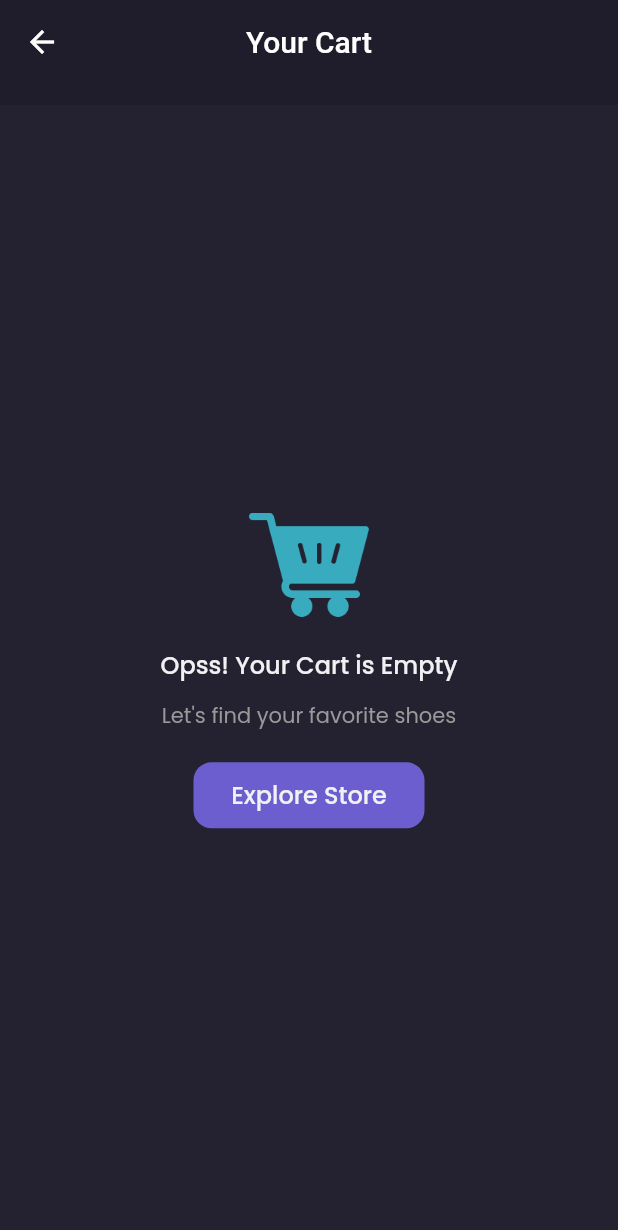
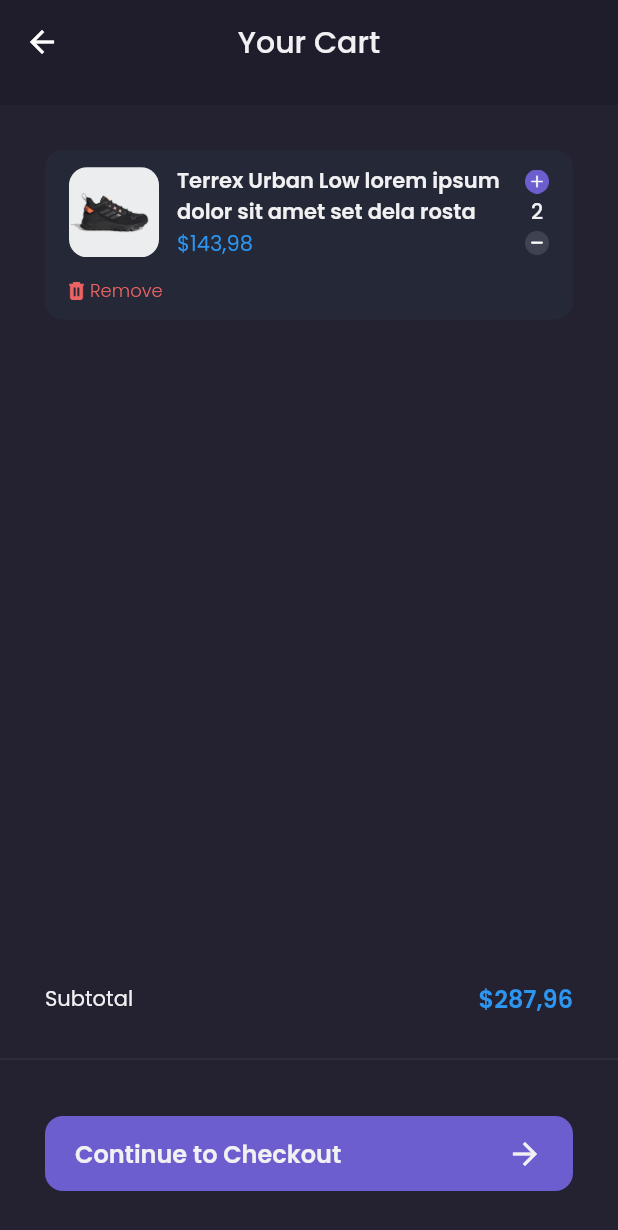
Before and after one commit to rydwan10/fullstack-laravel-flutter-e-commerce, a Flutter app: the CartPage screen opened by its route, on a phone screen of 412 x 824 dp. Shown: the top 1230 px of the screen. Run offline on Flutter 3.47's test engine with Material 2 defaults, Android fonts, the phone set to English and light mode, and no system bars; our stand-ins replace carousel_slider, google_fonts.

Commit message:
Finish Cart Page and Checkout Summmary Page

```diff
--- a/shamo/lib/main.dart
+++ b/shamo/lib/main.dart
@@ -1,5 +1,6 @@
 import "package:flutter/material.dart";
 import 'package:shamo/pages/cart_page.dart';
+import 'package:shamo/pages/checkout_page.dart';
 import 'package:shamo/pages/detail_chat_page.dart';
 import 'package:shamo/pages/edit_profle_page.dart';
 import 'package:shamo/pages/home/main_page.dart';
@@ -26,6 +27,7 @@ class MyApp extends StatelessWidget {
         '/edit-profile': (context) => const EditProfilePage(),
         '/product': (context) => ProductPage(),
         '/cart': (context) => CartPage(),
+        '/checkout': (context) => CheckoutPage(),
       },
     );
   }
--- a/shamo/lib/pages/cart_page.dart
+++ b/shamo/lib/pages/cart_page.dart
@@ -1,16 +1,19 @@
 import 'package:flutter/material.dart';
 import 'package:shamo/theme.dart';
+import 'package:shamo/widgets/cart_card.dart';
 
 class CartPage extends StatelessWidget {
   CartPage({Key? key}) : super(key: key);
-
 
   @override
   Widget build(BuildContext context) {
     Widget header() {
       return AppBar(
         backgroundColor: backgroundColor1,
-        title: Text("Your Cart"),
+        title: Text(
+          "Your Cart",
+          style: primaryTextStyle,
+        ),
         centerTitle: true,
         elevation: 0,
       );
@@ -18,9 +21,7 @@ class CartPage extends StatelessWidget {
 
     Widget emptyCart() {
       return Center(
-        child: Column(
-          mainAxisAlignment: MainAxisAlignment.center,
-          children: [
+        child: Column(mainAxisAlignment: MainAxisAlignment.center, children: [
           Image.asset(
             "assets/icon_empty_cart.png",
             width: 80,
@@ -30,10 +31,7 @@ class CartPage extends StatelessWidget {
           ),
           Text(
             "Opss! Your Cart is Empty",
-              style: primaryTextStyle.copyWith(
-                fontSize: 16,
-                fontWeight: medium
-              ),
+            style: primaryTextStyle.copyWith(fontSize: 16, fontWeight: medium),
           ),
           const SizedBox(
             height: 12,
@@ -48,7 +46,8 @@ class CartPage extends StatelessWidget {
             margin: const EdgeInsets.only(top: 20),
             child: TextButton(
               onPressed: () {
-                  Navigator.pushNamedAndRemoveUntil(context, "/home", (route) => false);
+                Navigator.pushNamedAndRemoveUntil(
+                    context, "/home", (route) => false);
               },
               child: Text(
                 "Explore Store",
@@ -60,12 +59,99 @@ class CartPage extends StatelessWidget {
               style: TextButton.styleFrom(
                 backgroundColor: primaryColor,
                 shape: RoundedRectangleBorder(
-                    borderRadius: BorderRadius.circular(12,),
+                  borderRadius: BorderRadius.circular(
+                    12,
                   ),
                 ),
               ),
             ),
-          ]
+          ),
+        ]),
+      );
+    }
+
+    Widget content() {
+      return ListView(
+        padding: EdgeInsets.symmetric(
+          horizontal: defaultMargin,
+        ),
+        children: [
+          CartCard(),
+        ],
+      );
+    }
+
+    Widget customBottomNav() {
+      return Container(
+        height: 170,
+        child: Column(
+          children: [
+            Container(
+              margin: EdgeInsets.symmetric(
+                horizontal: defaultMargin,
+              ),
+              child: Row(
+                crossAxisAlignment: CrossAxisAlignment.center,
+                mainAxisAlignment: MainAxisAlignment.spaceBetween,
+                children: [
+                  Text("Subtotal", style: primaryTextStyle),
+                  Text(
+                    "\$287,96",
+                    style: priceTextStyle.copyWith(
+                      fontWeight: semibold,
+                      fontSize: 16,
+                    ),
+                  ),
+                ],
+              ),
+            ),
+            const SizedBox(
+              height: 20,
+            ),
+            Divider(
+              thickness: 0.3,
+              color: subtitleColor,
+            ),
+            const SizedBox(
+              height: 30,
+            ),
+            Container(
+              margin: EdgeInsets.symmetric(
+                horizontal: defaultMargin,
+              ),
+              height: 50,
+              child: TextButton(
+                onPressed: () {
+                  Navigator.pushNamed(context, "/checkout");
+                },
+                child: Row(
+                  mainAxisAlignment: MainAxisAlignment.spaceBetween,
+                  children: [
+                    Text(
+                      "Continue to Checkout",
+                      style: primaryTextStyle.copyWith(
+                        fontSize: 16,
+                        fontWeight: semibold,
+                      ),
+                    ),
+                    Icon(
+                      Icons.arrow_forward,
+                      color: primaryTextColor,
+                    ),
+                  ],
+                ),
+                style: TextButton.styleFrom(
+                  padding: const EdgeInsets.symmetric(
+                    horizontal: 20,
+                  ),
+                  shape: RoundedRectangleBorder(
+                    borderRadius: BorderRadius.circular(12),
+                  ),
+                  backgroundColor: primaryColor,
+                ),
+              ),
+            )
+          ],
         ),
       );
     }
@@ -76,7 +162,8 @@ class CartPage extends StatelessWidget {
         preferredSize: const Size.fromHeight(70),
         child: header(),
       ),
-      body: emptyCart(),
+      body: content(),
+      bottomNavigationBar: customBottomNav(),
     );
   }
 }
--- a/shamo/lib/pages/product_page.dart
+++ b/shamo/lib/pages/product_page.dart
@@ -34,7 +34,7 @@ class _ProductPageState extends State<ProductPage> {
 
   @override
   Widget build(BuildContext context) {
-    Future<void> showSuccessDialg() async {
+    Future<void> showSuccessDialog() async {
       return showDialog(
         context: context,
         builder: (BuildContext context) => Container(
@@ -406,7 +406,7 @@ class _ProductPageState extends State<ProductPage> {
                       height: 54,
                       child: TextButton(
                         onPressed: () {
-                          showSuccessDialg();
+                          showSuccessDialog();
                         },
                         style: TextButton.styleFrom(
                           shape: RoundedRectangleBorder(
--- a/shamo/lib/theme.dart
+++ b/shamo/lib/theme.dart
@@ -32,6 +32,8 @@ TextStyle purpleTextStyle = GoogleFonts.poppins(color: primaryColor);
 
 TextStyle blackTextStyle = GoogleFonts.poppins(color: blackColor);
 
+TextStyle alertTextStyle = GoogleFonts.poppins(color: alertColor);
+
 FontWeight light = FontWeight.w300;
 FontWeight regular = FontWeight.w400;
 FontWeight medium = FontWeight.w500;
--- /dev/null
+++ b/shamo/lib/widgets/cart_card.dart
@@ -0,0 +1,110 @@
+import 'package:flutter/material.dart';
+import 'package:shamo/theme.dart';
+
+class CartCard extends StatelessWidget {
+  CartCard({Key? key}) : super(key: key);
+
+  @override
+  Widget build(BuildContext context) {
+    return Container(
+      margin: EdgeInsets.only(
+        top: defaultMargin,
+      ),
+      padding: const EdgeInsets.symmetric(
+        horizontal: 16,
+        vertical: 10,
+      ),
+      decoration: BoxDecoration(
+        color: backgroundColor4,
+        borderRadius: BorderRadius.circular(12),
+      ),
+      child: Column(
+        children: [
+          Row(
+            children: [
+              Container(
+                width: 60,
+                height: 60,
+                decoration: BoxDecoration(
+                  borderRadius: BorderRadius.circular(12),
+                  image: const DecorationImage(
+                    image: AssetImage("assets/image_shoes.png"),
+                    fit: BoxFit.fill,
+                  ),
+                ),
+              ),
+              const SizedBox(
+                width: 12,
+              ),
+              Expanded(
+                child: Column(
+                  crossAxisAlignment: CrossAxisAlignment.start,
+                  children: [
+                    Text(
+                      "Terrex Urban Low lorem ipsum dolor sit amet set dela rosta",
+                      style: primaryTextStyle.copyWith(
+                        fontWeight: semibold,
+                      ),
+                    ),
+                    Text(
+                      "\$143,98",
+                      style: priceTextStyle,
+                    ),
+                  ],
+                ),
+              ),
+              const SizedBox(
+                width: 4,
+              ),
+              Column(
+                children: [
+                  Image.asset(
+                    "assets/button_add.png",
+                    width: 16,
+                  ),
+                  const SizedBox(
+                    height: 2,
+                  ),
+                  Text(
+                    "2",
+                    style: primaryTextStyle.copyWith(
+                      fontWeight: medium,
+                    ),
+                  ),
+                  const SizedBox(
+                    height: 2,
+                  ),
+                  Image.asset(
+                    "assets/button_min.png",
+                    width: 16,
+                  ),
+                ],
+              ),
+            ],
+          ),
+          const SizedBox(
+            height: 12,
+          ),
+          Row(
+            children: [
+              Image.asset(
+                "assets/icon_delete.png",
+                width: 10,
+              ),
+              const SizedBox(
+                width: 4,
+              ),
+              Text(
+                "Remove",
+                style: alertTextStyle.copyWith(
+                  fontWeight: light,
+                  fontSize: 12,
+                ),
+              )
+            ],
+          ),
+        ],
+      ),
+    );
+  }
+}
```
Also changed, not shown: shamo/lib/pages/checkout_page.dart (added, +315 -0 lines), shamo/lib/widgets/checkout_card.dart (added, +67 -0 lines), shamo/assets/icon_delete.png (added), shamo/assets/line.png (added). Lines whose indentation alone changed are shown as unchanged.
